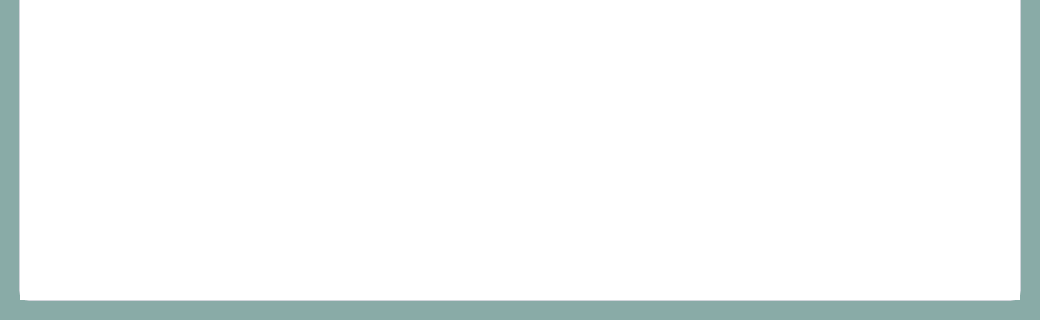
The window that src/vista/Ui/VistaMisPrestamos.ui (ivantm1/proyecto-software) describes before a commit, drawn with Qt 5; both pictures show x 0 to 1040 and y 601 to 921 of the 1040 by 921 pixel window.
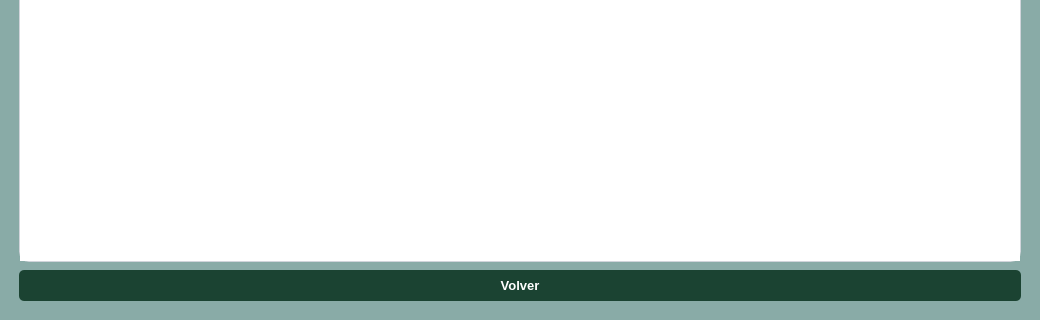
The same window after the commit. Icons and pictures are not drawn.

Commit message: "Boton volver en las vistas"

```diff
--- a/src/vista/Ui/VistaMisPrestamos.ui
+++ b/src/vista/Ui/VistaMisPrestamos.ui
@@ -413,6 +413,30 @@
          </column>
         </widget>
        </item>
+       <item>
+        <widget class="QPushButton" name="boton_volver">
+         <property name="styleSheet">
+          <string notr="true">QPushButton {
+    background-color: #1B4332; 
+    color: white; 
+    border-radius: 5px;  
+    padding: 8px;  
+    font-weight: bold;
+}
+
+QPushButton:hover {
+    background-color: #2D6A4F; 
+}
+
+QPushButton:pressed {
+    background-color: #081C15;
+}</string>
+         </property>
+         <property name="text">
+          <string>Volver</string>
+         </property>
+        </widget>
+       </item>
       </layout>
      </item>
     </layout>
```
The commit also changes 2 other files.
